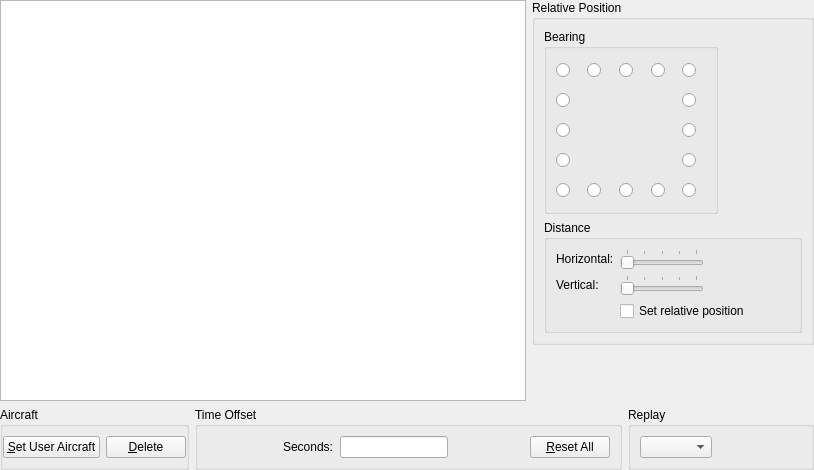
Before: the Qt Designer form src/Plugins/Module/Formation/src/FormationWidget.ui in till213/SkyDolly, drawn with Qt 5.
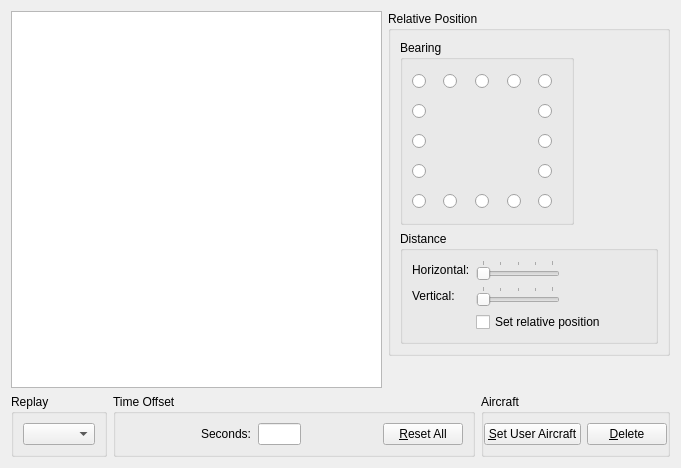
After: the same form once the commit is applied. Icons and pictures are not drawn. Custom widgets are drawn as their Qt base class.

Commit message: Move "destructive" (delete) buttons to the right-hand side

```diff
--- a/src/Plugins/Module/Formation/src/FormationWidget.ui
+++ b/src/Plugins/Module/Formation/src/FormationWidget.ui
@@ -6,26 +6,14 @@
    <rect>
     <x>0</x>
     <y>0</y>
-    <width>814</width>
-    <height>470</height>
+    <width>681</width>
+    <height>468</height>
    </rect>
   </property>
   <property name="windowTitle">
    <string>Form</string>
   </property>
   <layout class="QVBoxLayout" name="verticalLayout_3">
-   <property name="leftMargin">
-    <number>0</number>
-   </property>
-   <property name="topMargin">
-    <number>0</number>
-   </property>
-   <property name="rightMargin">
-    <number>0</number>
-   </property>
-   <property name="bottomMargin">
-    <number>0</number>
-   </property>
    <item>
     <layout class="QHBoxLayout" name="horizontalLayout_12">
      <item>
@@ -856,9 +844,9 @@
     </layout>
    </item>
    <item>
-    <layout class="QHBoxLayout" name="horizontalLayout_13">
+    <layout class="QHBoxLayout" name="horizontalLayout_14">
      <item>
-      <widget class="QGroupBox" name="groupBox_4">
+      <widget class="QGroupBox" name="groupBox_3">
        <property name="sizePolicy">
         <sizepolicy hsizetype="Preferred" vsizetype="Preferred">
          <horstretch>0</horstretch>
@@ -866,46 +854,16 @@
         </sizepolicy>
        </property>
        <property name="title">
-        <string>Aircraft</string>
+        <string>Replay</string>
        </property>
-       <layout class="QGridLayout" name="gridLayout_2">
-        <property name="sizeConstraint">
-         <enum>QLayout::SetMinimumSize</enum>
-        </property>
-        <property name="leftMargin">
-         <number>0</number>
-        </property>
-        <property name="topMargin">
-         <number>0</number>
-        </property>
-        <property name="rightMargin">
-         <number>0</number>
-        </property>
-        <property name="bottomMargin">
-         <number>0</number>
-        </property>
-        <item row="0" column="1">
-         <widget class="QPushButton" name="userAircraftPushButton">
-          <property name="toolTip">
-           <string>&lt;html&gt;&lt;head/&gt;&lt;body&gt;&lt;p&gt;The aircraft being followed by the virtual camera in the flight simulator. It can also be changed during replay.&lt;/p&gt;&lt;/body&gt;&lt;/html&gt;</string>
-          </property>
-          <property name="text">
-           <string>&amp;Set User Aircraft</string>
-          </property>
-          <property name="icon">
-           <iconset>
-            <normalon>:/img/icons/aircraft-normal.png</normalon>
-           </iconset>
-          </property>
-         </widget>
-        </item>
-        <item row="0" column="2">
-         <widget class="QPushButton" name="deletePushButton">
-          <property name="toolTip">
-           <string>&lt;html&gt;&lt;head/&gt;&lt;body&gt;&lt;p&gt;Permanently deletes the currently selected aircraft from the formation.&lt;/p&gt;&lt;/body&gt;&lt;/html&gt;</string>
-          </property>
-          <property name="text">
-           <string>&amp;Delete</string>
+       <layout class="QHBoxLayout" name="horizontalLayout_11">
+        <item>
+         <widget class="QComboBox" name="replayModeComboBox">
+          <property name="sizePolicy">
+           <sizepolicy hsizetype="Preferred" vsizetype="Fixed">
+            <horstretch>0</horstretch>
+            <verstretch>0</verstretch>
+           </sizepolicy>
           </property>
          </widget>
         </item>
@@ -923,7 +881,7 @@
        <property name="title">
         <string>Time Offset</string>
        </property>
-       <layout class="QHBoxLayout" name="horizontalLayout_11">
+       <layout class="QHBoxLayout" name="horizontalLayout_13">
         <item>
          <layout class="QHBoxLayout" name="horizontalLayout_10">
           <property name="sizeConstraint">
@@ -1082,7 +1040,7 @@
       </widget>
      </item>
      <item>
-      <widget class="QGroupBox" name="groupBox_3">
+      <widget class="QGroupBox" name="groupBox_4">
        <property name="sizePolicy">
         <sizepolicy hsizetype="Expanding" vsizetype="Preferred">
          <horstretch>0</horstretch>
@@ -1090,21 +1048,51 @@
         </sizepolicy>
        </property>
        <property name="title">
-        <string>Replay</string>
+        <string>Aircraft</string>
        </property>
-       <layout class="QHBoxLayout" name="horizontalLayout_14">
-        <item>
-         <widget class="QComboBox" name="replayModeComboBox">
-          <property name="sizePolicy">
-           <sizepolicy hsizetype="Preferred" vsizetype="Fixed">
-            <horstretch>0</horstretch>
-            <verstretch>0</verstretch>
-           </sizepolicy>
+       <layout class="QGridLayout" name="gridLayout_2">
+        <property name="sizeConstraint">
+         <enum>QLayout::SetMinimumSize</enum>
+        </property>
+        <property name="leftMargin">
+         <number>0</number>
+        </property>
+        <property name="topMargin">
+         <number>0</number>
+        </property>
+        <property name="rightMargin">
+         <number>0</number>
+        </property>
+        <property name="bottomMargin">
+         <number>0</number>
+        </property>
+        <item row="0" column="1">
+         <widget class="QPushButton" name="userAircraftPushButton">
+          <property name="toolTip">
+           <string>&lt;html&gt;&lt;head/&gt;&lt;body&gt;&lt;p&gt;The aircraft being followed by the virtual camera in the flight simulator. It can also be changed during replay.&lt;/p&gt;&lt;/body&gt;&lt;/html&gt;</string>
           </property>
+          <property name="text">
+           <string>&amp;Set User Aircraft</string>
+          </property>
+          <property name="icon">
+           <iconset>
+            <normalon>:/img/icons/aircraft-normal.png</normalon>
+           </iconset>
+          </property>
          </widget>
         </item>
-        <item>
-         <spacer name="horizontalSpacer_23">
+        <item row="0" column="3">
+         <widget class="QPushButton" name="deletePushButton">
+          <property name="toolTip">
+           <string>&lt;html&gt;&lt;head/&gt;&lt;body&gt;&lt;p&gt;Permanently deletes the currently selected aircraft from the formation.&lt;/p&gt;&lt;/body&gt;&lt;/html&gt;</string>
+          </property>
+          <property name="text">
+           <string>&amp;Delete</string>
+          </property>
+         </widget>
+        </item>
+        <item row="0" column="2">
+         <spacer name="horizontalSpacer_24">
           <property name="orientation">
            <enum>Qt::Horizontal</enum>
           </property>
```
The commit also changes 1 other file.
